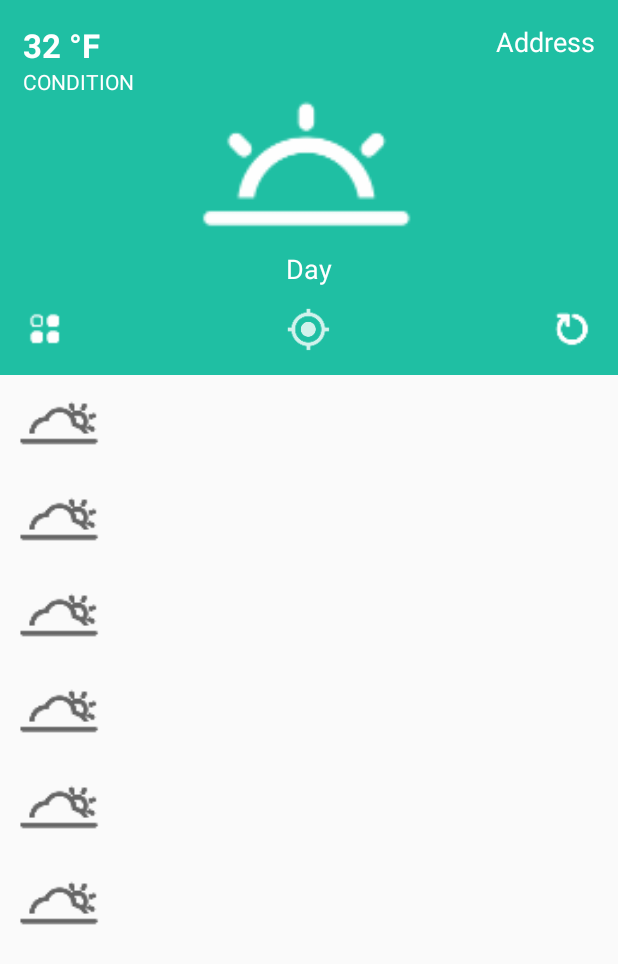
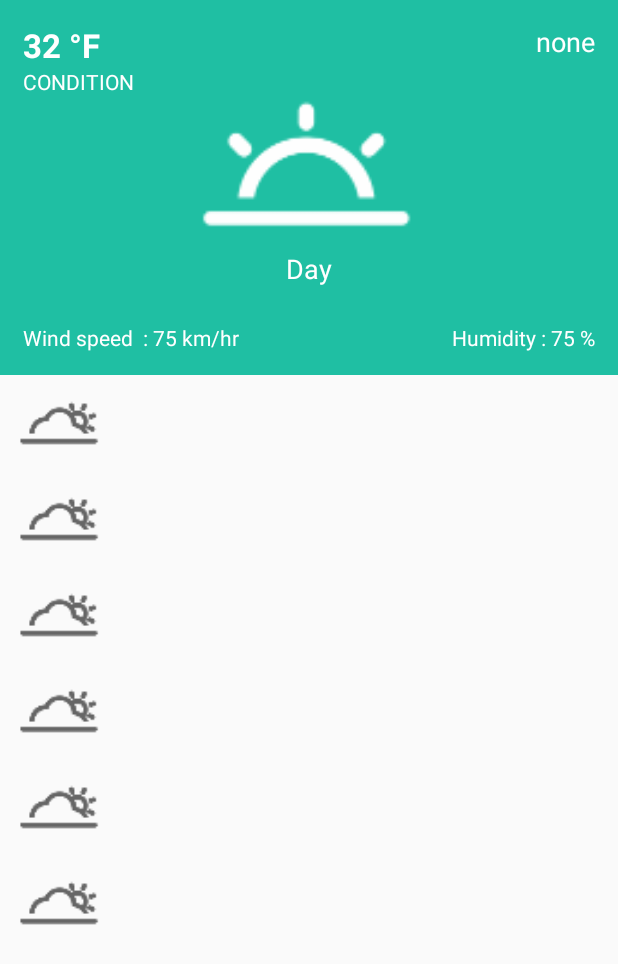
Before and after one commit to imedaouidene/Weathersuggestions, an Android app: the fragment home placed in its activity, in the side drawer, after a tap on "Search", on a phone screen of 412 x 824 dp. Shown: the top 964 px of the screen. Run offline under Robolectric (Android 15) with nearby library versions, the light colour scheme and no system bars; 24 statements that could not run were skipped.

Commit message:
fixed home fragment

```diff
--- a/app/src/main/AndroidManifest.xml
+++ b/app/src/main/AndroidManifest.xml
@@ -7,6 +7,7 @@
     <!-- Required to show current location -->
     <uses-permission android:name="android.permission.ACCESS_COARSE_LOCATION" />
     <uses-permission android:name="android.permission.ACCESS_FINE_LOCATION" />
+    <uses-permission android:name="android.permission.SYSTEM_ALERT_WINDOW"/>
     <application
         android:allowBackup="true"
         android:icon="@mipmap/ic_launcher"
--- a/app/src/main/java/com/mob/mse/weathersuggestions/fragments/home.java
+++ b/app/src/main/java/com/mob/mse/weathersuggestions/fragments/home.java
@@ -9,10 +9,8 @@ import android.util.Log;
 import android.view.LayoutInflater;
 import android.view.View;
 import android.view.ViewGroup;
-import android.widget.Button;
 import android.widget.ImageView;
 import android.widget.LinearLayout;
-import android.widget.ProgressBar;
 import android.widget.RelativeLayout;
 import android.widget.TextView;
 
@@ -78,15 +76,18 @@ public class home extends Fragment {
             mParam2 = getArguments().getString(ARG_PARAM2);
         }
     }
-    private TextView tv_temp, tv_desc, tv_city, tv_day;
-    private Button bt_refresh, bt_theme, bt_map;
+    private TextView tv_temp, tv_desc, tv_city, tv_day ,tv_humidity,tv_wind;
+
     private ImageView img_icon;
     private LinearLayout listview;
     private RelativeLayout lyt_bg;
-    private ProgressBar progressbar;
+    //private ProgressBar progressbar;
     Utils utils = null ;
     double temp = 0 ;
     boolean b = true ;
+    boolean cityb = false ;
+    String city = "none" , country = "none" ;
+
 
     @Override
     public View onCreateView(LayoutInflater inflater, ViewGroup container,
@@ -98,11 +99,14 @@ public class home extends Fragment {
         tv_desc		= (TextView) root.findViewById(R.id.tv_desc);
         tv_city		= (TextView) root.findViewById(R.id.tv_city);
         tv_day		= (TextView) root.findViewById(R.id.tv_day);
-        bt_refresh	= (Button) root.findViewById(R.id.bt_refresh);
-        bt_theme	= (Button) root.findViewById(R.id.bt_theme);
-        bt_map		= (Button) root.findViewById(R.id.bt_location);
+        tv_humidity = (TextView)root.findViewById(R.id.tv_humidity);
+        tv_wind = (TextView)root.findViewById(R.id.tv_wind);
+
+        //bt_refresh	= (Button) root.findViewById(R.id.bt_refresh);
+        //bt_theme	= (Button) root.findViewById(R.id.bt_theme);
+        //bt_map		= (Button) root.findViewById(R.id.bt_location);
         img_icon	= (ImageView) root.findViewById(R.id.img_icon);
-        progressbar	= (ProgressBar) root.findViewById(R.id.progressbar);
+        //progressbar	= (ProgressBar) root.findViewById(R.id.progressbar);
         lyt_bg		= (RelativeLayout) root.findViewById(R.id.lyt_bg);
         listview 	= (LinearLayout) root.findViewById(R.id.listview);
 
@@ -134,15 +138,29 @@ public class home extends Fragment {
                 tv_desc.setText(weatherResponse.weather.get(0).main.toUpperCase());
                 tv_day.setText(utils.getDay(weatherResponse.dt));
                 utils.setDrawableIcon(weatherResponse.weather.get(0).icon, img_icon);
+                tv_humidity.setText("Humidity : "+Double.toString(weatherResponse.main.humidity)+" %");
+                tv_wind.setText("Wind speed  : "+Double.toString(weatherResponse.wind.speed)+" km/hr");
                 int c = utils.setLytColor(weatherResponse.weather.get(0).icon, lyt_bg);
 
 
 // add FLAG_DRAWS_SYSTEM_BAR_BACKGROUNDS flag to the window
 
 // finally change the color
-
-                tv_city.setText(weatherResponse.name.toString());
-
+                city = weatherResponse.name ;
+                country = weatherResponse.sys.country ;
+                tv_city.setText(city);
+                tv_city.setOnClickListener(new View.OnClickListener() {
+                    @Override
+                    public void onClick(View view) {
+                        if (cityb){
+                            tv_city.setText(city);
+                            cityb = !cityb ;
+                        }else{
+                            tv_city.setText(country);
+                            cityb = !cityb ;
+                        }
+                    }
+                });
 
                 tv_temp.setOnClickListener(new View.OnClickListener() {
                     @Override
--- a/app/src/main/res/layout/fragment_home.xml
+++ b/app/src/main/res/layout/fragment_home.xml
@@ -63,6 +63,7 @@
                 android:text="CONDITION"
                 android:textColor="@color/White" />
 
+
         </LinearLayout>
 
         <LinearLayout
@@ -91,7 +92,7 @@
             android:layout_alignParentLeft="true"
             android:orientation="vertical"></LinearLayout>
 
-        <RelativeLayout
+        <!--<RelativeLayout
             android:layout_width="wrap_content"
             android:layout_height="wrap_content"
             android:layout_alignParentBottom="true"
@@ -129,8 +130,39 @@
             android:background="@drawable/ic_location" />
 
 
+    -->
+
+
+    <RelativeLayout
+        android:layout_width="wrap_content"
+        android:layout_height="wrap_content"
+        android:layout_alignParentBottom="true"
+        >
+        <TextView
+            android:layout_alignParentRight="true"
+            android:id="@+id/tv_humidity"
+            android:layout_width="wrap_content"
+            android:layout_height="wrap_content"
+            android:text="Humidity : 75 %"
+            android:textColor="@color/White" />
+
+        <TextView
+            android:layout_alignParentLeft="true"
+            android:id="@+id/tv_wind"
+            android:layout_width="wrap_content"
+            android:layout_height="wrap_content"
+            android:text="Wind speed  : 75 km/hr"
+            android:textColor="@color/White" />
+
+
+
+
+
+
+
+        </RelativeLayout>
+
     </RelativeLayout>
-
     <ScrollView
         android:id="@+id/scrollView1"
         android:layout_width="match_parent"
@@ -142,6 +174,9 @@
             android:layout_height="match_parent"
             android:orientation="vertical" >
         </LinearLayout>
+
+
+
     </ScrollView>
 
     <ListView
--- a/app/src/main/res/menu/activitymain_drawer.xml
+++ b/app/src/main/res/menu/activitymain_drawer.xml
@@ -6,6 +6,10 @@
             android:id="@+id/home"
             android:icon="@drawable/home"
             android:title="Home" />
+        <item
+            android:id="@+id/suggestion"
+            android:icon="@drawable/suggestion"
+            android:title="Suggestions" />
         <item
             android:id="@+id/search"
             android:icon="@drawable/search"
```
Also changed, not shown: app/src/main/java/com/mob/mse/weathersuggestions/MainActivity.java (+62 -2 lines), app/src/main/java/com/mob/mse/weathersuggestions/data/GPSTracker.java (+9 -0 lines), app/src/main/java/com/mob/mse/weathersuggestions/data/Utils.java (+8 -0 lines).
